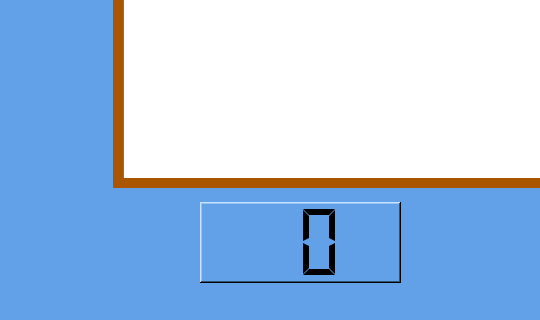
This is codigoJuego/TomANDJerry/mainwindow.ui in luistorrest/ProyectoFinal as Qt 5 draws it before an edit; both pictures show x 0 to 540 and y 399 to 719 of the 1449 by 719 pixel window. The edited form follows.
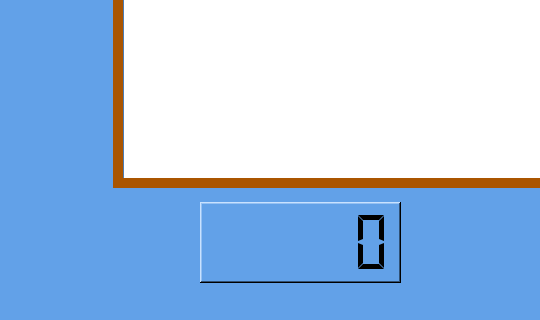
This is the edited form. Icons and pictures are not drawn.

The edit to the form file:
```diff
--- a/codigoJuego/TomANDJerry/mainwindow.ui
+++ b/codigoJuego/TomANDJerry/mainwindow.ui
@@ -514,7 +514,7 @@
      <bool>true</bool>
     </property>
     <property name="digitCount">
-     <number>2</number>
+     <number>5</number>
     </property>
     <property name="mode">
      <enum>QLCDNumber::Dec</enum>
```
